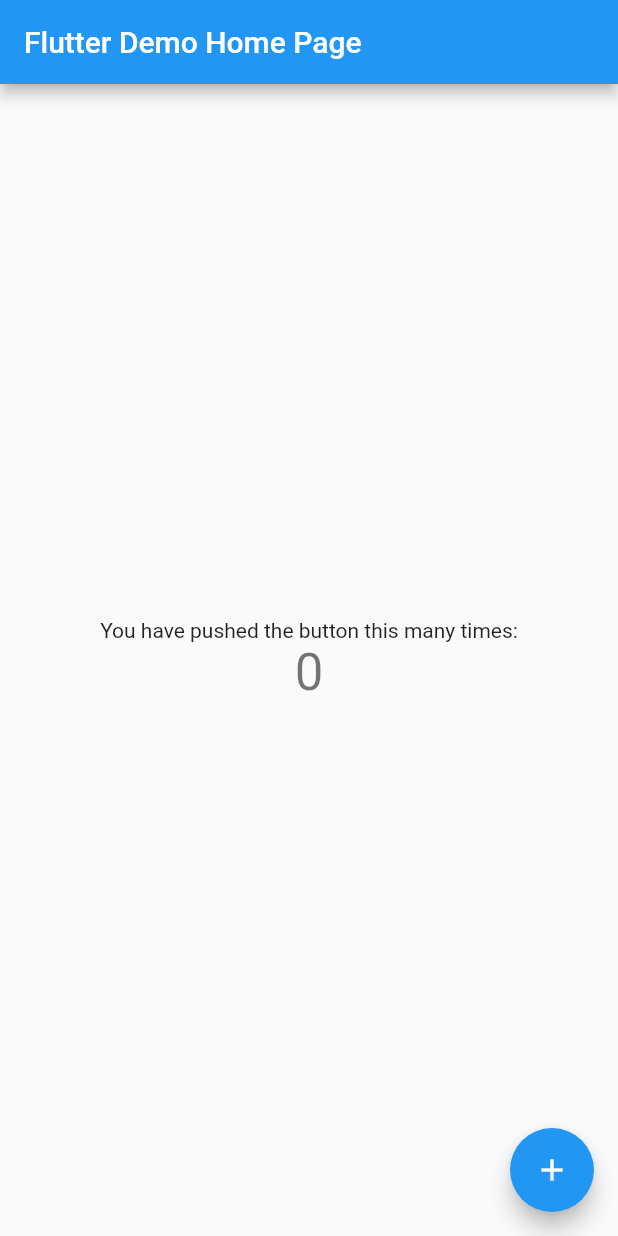
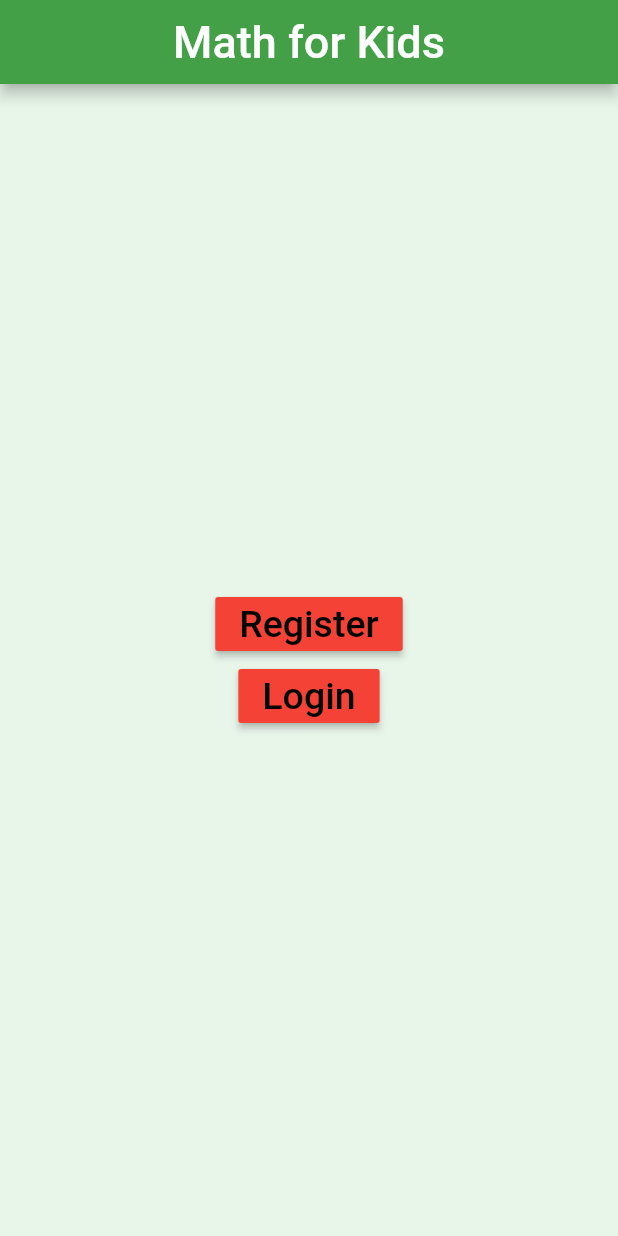
Before and after one commit to edwardtheskull/mathforkids, a Flutter app: the screen it shows after launch, on a phone screen of 412 x 824 dp. Run offline on Flutter 3.47's test engine with Material 2 defaults, Android fonts, the phone set to English and light mode, and no system bars; Roboto replaces fonts that are missing (Crimson).

Commit message:
Update of main
Short update of main and the register page

```diff
--- a/lib/main.dart
+++ b/lib/main.dart
@@ -1,117 +1,198 @@
+import 'dart:async';
+import 'dart:convert';
+import 'package:flutter/cupertino.dart';
 import 'package:flutter/material.dart';
+import 'package:flutter/rendering.dart';
 
 void main() {
-  runApp(MyApp());
+  runApp(MaterialApp(
+    routes: {
+      '/': (context) => Home()
+    },
+  ));
 }
 
-class MyApp extends StatelessWidget {
-  // This widget is the root of your application.
+class Home extends StatelessWidget{
   @override
-  Widget build(BuildContext context) {
-    return MaterialApp(
-      title: 'Flutter Demo',
-      theme: ThemeData(
-        // This is the theme of your application.
-        //
-        // Try running your application with "flutter run". You'll see the
-        // application has a blue toolbar. Then, without quitting the app, try
-        // changing the primarySwatch below to Colors.green and then invoke
-        // "hot reload" (press "r" in the console where you ran "flutter run",
-        // or simply save your changes to "hot reload" in a Flutter IDE).
-        // Notice that the counter didn't reset back to zero; the application
-        // is not restarted.
-        primarySwatch: Colors.blue,
-        // This makes the visual density adapt to the platform that you run
-        // the app on. For desktop platforms, the controls will be smaller and
-        // closer together (more dense) than on mobile platforms.
-        visualDensity: VisualDensity.adaptivePlatformDensity,
-      ),
-      home: MyHomePage(title: 'Flutter Demo Home Page'),
+  Widget build(BuildContext context){
+    return Scaffold(
+        backgroundColor: Colors.green[50],
+        appBar: AppBar(
+          title: Text(
+            "Math for Kids",
+            style: TextStyle(
+              fontSize: 30,
+            ),
+          ),
+          centerTitle:true,
+          backgroundColor: Colors.green[600],
+        ),
+        body: Center(
+          child: MyStatefulWidget(),
+        )
     );
   }
 }
 
-class MyHomePage extends StatefulWidget {
-  MyHomePage({Key key, this.title}) : super(key: key);
-
-  // This widget is the home page of your application. It is stateful, meaning
-  // that it has a State object (defined below) that contains fields that affect
-  // how it looks.
-
-  // This class is the configuration for the state. It holds the values (in this
-  // case the title) provided by the parent (in this case the App widget) and
-  // used by the build method of the State. Fields in a Widget subclass are
-  // always marked "final".
-
-  final String title;
-
+class MyStatefulWidget extends StatefulWidget{
+  MyStatefulWidget({Key key}) : super(key:key);
   @override
-  _MyHomePageState createState() => _MyHomePageState();
+  _MyStatefulWidgetState createState() => _MyStatefulWidgetState();
 }
 
-class _MyHomePageState extends State<MyHomePage> {
-  int _counter = 0;
-
-  void _incrementCounter() {
-    setState(() {
-      // This call to setState tells the Flutter framework that something has
-      // changed in this State, which causes it to rerun the build method below
-      // so that the display can reflect the updated values. If we changed
-      // _counter without calling setState(), then the build method would not be
-      // called again, and so nothing would appear to happen.
-      _counter++;
-    });
-  }
-
+class _MyStatefulWidgetState extends State<MyStatefulWidget>{
+  TextEditingController textInput = new TextEditingController();
   @override
-  Widget build(BuildContext context) {
-    // This method is rerun every time setState is called, for instance as done
-    // by the _incrementCounter method above.
-    //
-    // The Flutter framework has been optimized to make rerunning build methods
-    // fast, so that you can just rebuild anything that needs updating rather
-    // than having to individually change instances of widgets.
-    return Scaffold(
-      appBar: AppBar(
-        // Here we take the value from the MyHomePage object that was created by
-        // the App.build method, and use it to set our appbar title.
-        title: Text(widget.title),
-      ),
-      body: Center(
-        // Center is a layout widget. It takes a single child and positions it
-        // in the middle of the parent.
-        child: Column(
-          // Column is also a layout widget. It takes a list of children and
-          // arranges them vertically. By default, it sizes itself to fit its
-          // children horizontally, and tries to be as tall as its parent.
-          //
-          // Invoke "debug painting" (press "p" in the console, choose the
-          // "Toggle Debug Paint" action from the Flutter Inspector in Android
-          // Studio, or the "Toggle Debug Paint" command in Visual Studio Code)
-          // to see the wireframe for each widget.
-          //
-          // Column has various properties to control how it sizes itself and
-          // how it positions its children. Here we use mainAxisAlignment to
-          // center the children vertically; the main axis here is the vertical
-          // axis because Columns are vertical (the cross axis would be
-          // horizontal).
+  Widget build(BuildContext context){
+    return Column(
+      mainAxisAlignment: MainAxisAlignment.center,
+      children:<Widget> [
+        Column(
           mainAxisAlignment: MainAxisAlignment.center,
-          children: <Widget>[
-            Text(
-              'You have pushed the button this many times:',
+          crossAxisAlignment: CrossAxisAlignment.end,
+          children:[ Align(
+            alignment: FractionalOffset.bottomCenter,
+            child:RaisedButton(
+              onPressed: (){
+                Navigator.push(context, new MaterialPageRoute(builder: (context) => new ListPageState()));
+              },
+              color: Colors.red,
+              child: Text("Register", style: TextStyle(
+                fontSize: 25,
+                color: Colors.black,fontFamily: 'Crimson',
+              wordSpacing: 2),),
             ),
-            Text(
-              '$_counter',
-              style: Theme.of(context).textTheme.headline4,
-            ),
+          ),
           ],
         ),
-      ),
-      floatingActionButton: FloatingActionButton(
-        onPressed: _incrementCounter,
-        tooltip: 'Increment',
-        child: Icon(Icons.add),
-      ), // This trailing comma makes auto-formatting nicer for build methods.
+        Column(
+          mainAxisAlignment: MainAxisAlignment.center,
+          crossAxisAlignment: CrossAxisAlignment.end,
+          children:[ Align(
+            alignment: FractionalOffset.bottomCenter,
+            child:RaisedButton(
+              onPressed: (){
+                Navigator.push(context, new MaterialPageRoute(builder: (context) => new ListPageState()));
+              },
+              color: Colors.red,
+              child: Text("Login", style: TextStyle(
+                fontSize: 25,
+                color: Colors.black,fontFamily: 'Crimson',
+              ),),
+            ),
+          ),
+          ],
+        ),
+      ],
     );
   }
 }
+
+class ListPageState extends StatefulWidget{
+  @override
+  ListPage createState() => ListPage();
+}
+
+String dropdownvalue = "Teacher";
+
+class ListPage extends State<ListPageState>{
+  @override
+  Widget build(BuildContext context) {
+    return Scaffold(
+      backgroundColor: Colors.green[50],
+      appBar: AppBar(
+        title: Text(
+          "Register",
+          style: TextStyle(
+            fontSize: 30,
+            fontFamily: "Crimson",
+            fontWeight: FontWeight.bold,
+          ),
+        ),
+        centerTitle:true,
+        backgroundColor: Colors.green[600],
+      ),
+      body:  Center(
+        child: Column( mainAxisAlignment: MainAxisAlignment.end, crossAxisAlignment: CrossAxisAlignment.start,
+          children: [Expanded(child: Text("Name:",
+          style: TextStyle(fontSize: 20,
+              fontWeight: FontWeight.bold
+          ),
+         ),
+        ),
+          Expanded(child: TextField(
+            obscureText: false,
+            decoration: InputDecoration(
+              border: OutlineInputBorder(),
+              labelText: 'Name',
+            ),
+          ),),
+          Expanded(child: Text("Password:",
+            style: TextStyle(fontSize: 20,
+                fontWeight: FontWeight.bold
+            ),
+          ),
+          ),
+            Expanded(child: TextField(
+              obscureText: true,
+              decoration: InputDecoration(
+                border: OutlineInputBorder(),
+                labelText: 'Password',
+              ),
+            ),),
+          Expanded(child: Text("Confirm Password:",
+            style: TextStyle(fontSize: 20,
+                fontWeight: FontWeight.bold
+            ),
+          ),
+          ),
+            Expanded(child: TextField(
+              obscureText: true,
+              decoration: InputDecoration(
+                border: OutlineInputBorder(),
+                labelText: 'Confirm Password',
+              ),
+            ),),
+          Expanded(child: Text("mail:",
+            style: TextStyle(fontSize: 20,
+                fontWeight: FontWeight.bold
+            ),
+          ),
+          ),
+            Expanded(child: TextField(
+              obscureText: false,
+              decoration: InputDecoration(
+                border: OutlineInputBorder(),
+                labelText: 'mail',
+              ),
+            ),),
+          Expanded(child: Text("Alias:",
+            style: TextStyle(fontSize: 20,
+                fontWeight: FontWeight.bold
+            ),
+          ),
+          ),
+            Expanded(child: TextField(
+              obscureText: false,
+              decoration: InputDecoration(
+                border: OutlineInputBorder(),
+                labelText: 'Alias',
+              ),
+            ),),
+          Expanded(child: Text("Role:",
+            style: TextStyle(fontSize: 20,
+                fontWeight: FontWeight.bold
+            ),
+          ),
+          ),
+          Expanded(child: DropdownButton<String>(value: dropdownvalue, style: TextStyle(color: Colors.indigo), underline: Container(height:2, color: Colors.purple),
+            onChanged: (String newValue) {
+              setState(() {
+                dropdownvalue = newValue;
+              });
+            },
+            items: <String>['Teacher', 'Student'].map<DropdownMenuItem<String>>((String value) { return DropdownMenuItem<String>(value: value, child: Text(value),);
+    }).toList(),))]),
+      ));
+  }
+}
```
